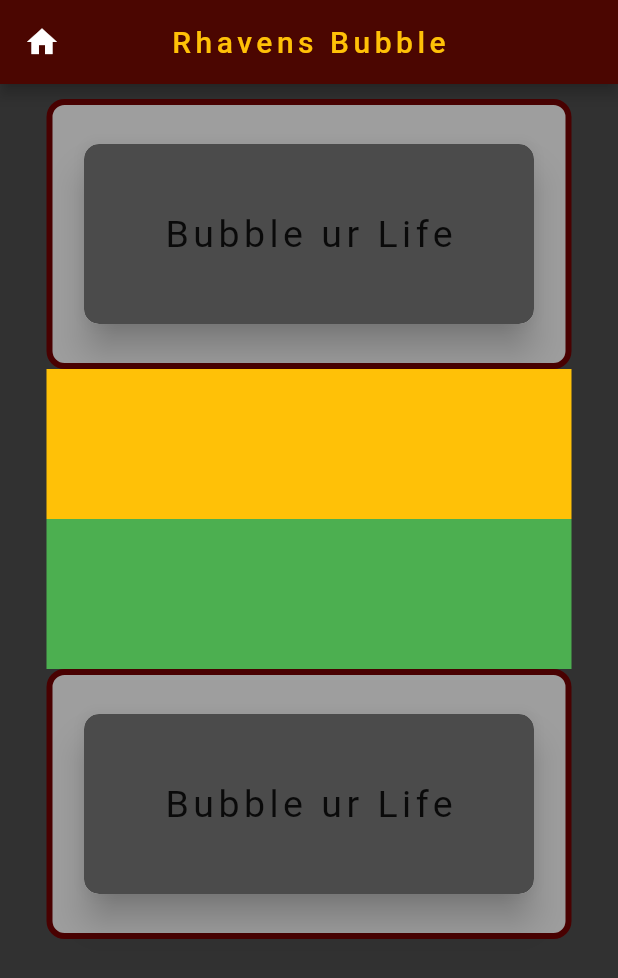
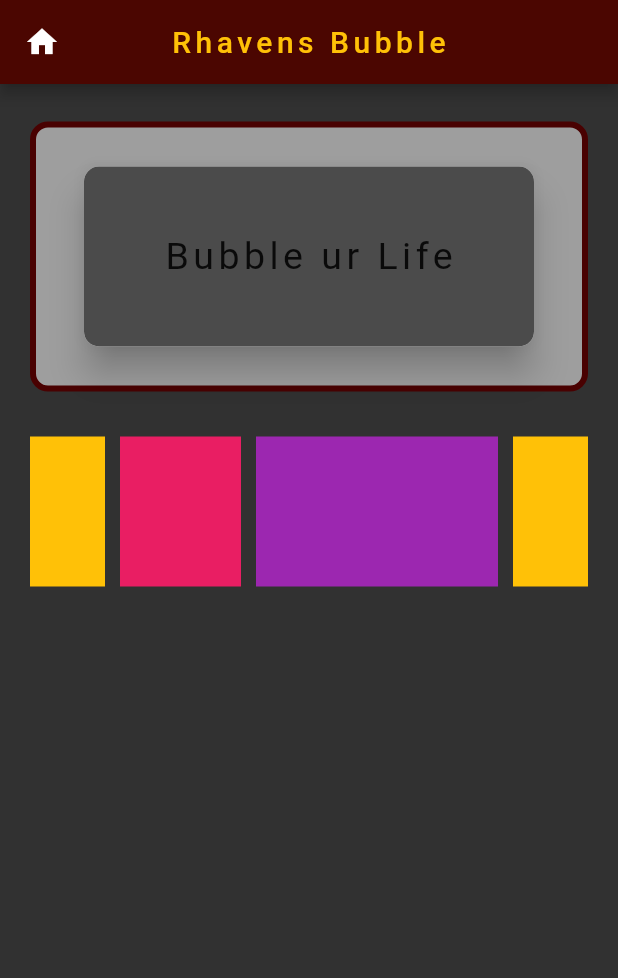
Before and after one commit to e7a-0-e7a/Dart---Flutter, a Flutter app: the screen it shows after launch, on a phone screen of 412 x 824 dp. Shown: the top 978 px of the screen. Run offline on Flutter 3.47's test engine with Material 2 defaults, Android fonts, the phone set to English and light mode, and no system bars; Roboto replaces fonts that are missing (JetBrains Mono).

Commit message:
add row_expanded_example + modifier container_text

```diff
--- a/flutter_grundlagen/lib/presentation/widgets_examples/widgeds_examples_page.dart
+++ b/flutter_grundlagen/lib/presentation/widgets_examples/widgeds_examples_page.dart
@@ -1,5 +1,6 @@
 import 'package:flutter/material.dart';
 import 'package:fluttergrundlagen/presentation/widgets_examples/widgets/container_text_example.dart';
+import 'package:fluttergrundlagen/presentation/widgets_examples/widgets/row_expanded_example.dart';
 
 class WidgetsExamplesPage extends StatelessWidget {
   const WidgetsExamplesPage({Key? key}) : super(key: key);
@@ -23,23 +24,19 @@ class WidgetsExamplesPage extends StatelessWidget {
         ),
         body: Center(
           child: Padding(
-            padding: const EdgeInsets.symmetric(vertical: 10),
+            padding: const EdgeInsets.symmetric(vertical: 10, horizontal: 20),
             child: Column(
               //mainAxisAlignment: MainAxisAlignment.start,
               //crossAxisAlignment: CrossAxisAlignment.center,
-              children: [
-                const ContainerTextExamples(),
-                Container(
-                  color: Colors.amber,
-                  width: 350,
-                  height: 100,
+              children: const [
+                SizedBox(
+                  height: 15,
                 ),
-                Container(
-                  color: Colors.green,
-                  width: 350,
-                  height: 100,
+                ContainerTextExamples(),
+                SizedBox(
+                  height: 30,
                 ),
-                const ContainerTextExamples(),
+                RowExpandedWidget(),
               ],
             ),
           ),
--- a/flutter_grundlagen/lib/presentation/widgets_examples/widgets/container_text_example.dart
+++ b/flutter_grundlagen/lib/presentation/widgets_examples/widgets/container_text_example.dart
@@ -7,7 +7,7 @@ class ContainerTextExamples extends StatelessWidget {
   Widget build(BuildContext context) {
     return Container(
       height: 180,
-      width: 350,
+      //width: 350,
       decoration: BoxDecoration(
           color: Colors.grey,
           border:
--- /dev/null
+++ b/flutter_grundlagen/lib/presentation/widgets_examples/widgets/row_expanded_example.dart
@@ -0,0 +1,47 @@
+import 'package:flutter/material.dart';
+
+class RowExpandedWidget extends StatelessWidget {
+  const RowExpandedWidget({super.key});
+
+  @override
+  Widget build(BuildContext context) {
+    return Row(
+      //mainAxisAlignment: MainAxisAlignment.spaceBetween,
+      children: [
+        Container(
+          color: Colors.amber,
+          height: 100,
+          width: 50,
+        ),
+        const SizedBox(
+          width: 10,
+        ),
+        Expanded(
+          flex: 1,
+          child: Container(
+            color: Colors.pink,
+            height: 100,
+          ),
+        ),
+        const SizedBox(
+          width: 10,
+        ),
+        Expanded(
+          flex: 2,
+          child: Container(
+            color: Colors.purple,
+            height: 100,
+          ),
+        ),
+        const SizedBox(
+          width: 10,
+        ),
+        Container(
+          color: Colors.amber,
+          height: 100,
+          width: 50,
+        ),
+      ],
+    );
+  }
+}
```
